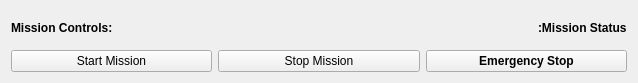
First picture: the form in rr_viz/src/rr_viz/widgets/mission_dashboard/mission_control_panel.ui, repository Ross-Robotics/rr_viz, before the edit.
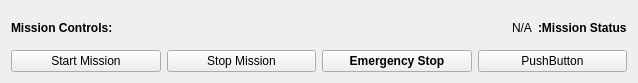
Second picture: the form after the edit. Custom widgets are drawn as their Qt base class.

Commit message: Docking and Mission Control Done + tests

Patch:
```diff
--- a/rr_viz/src/rr_viz/widgets/mission_dashboard/mission_control_panel.ui
+++ b/rr_viz/src/rr_viz/widgets/mission_dashboard/mission_control_panel.ui
@@ -51,7 +51,7 @@
      <item>
       <widget class="ROSTopicLabel" name="missionStatusLabel">
        <property name="text">
-        <string/>
+        <string>N/A</string>
        </property>
       </widget>
      </item>
@@ -99,6 +99,13 @@
        </property>
       </widget>
      </item>
+     <item>
+      <widget class="ROSServiceClientQButton" name="eResumeButton">
+       <property name="text">
+        <string>PushButton</string>
+       </property>
+      </widget>
+     </item>
     </layout>
    </item>
   </layout>
```
Left out of the diff: 6 changed lines with no effect on the pictures. The commit also changes 11 other files.
